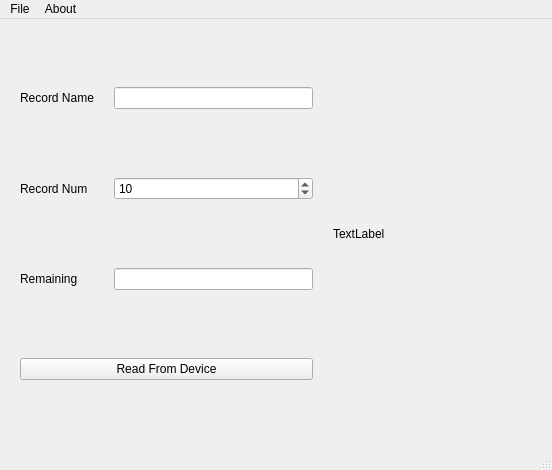
Qt form ui/oceanview_mainw.ui (ugurgudelek/Libs) before a commit.
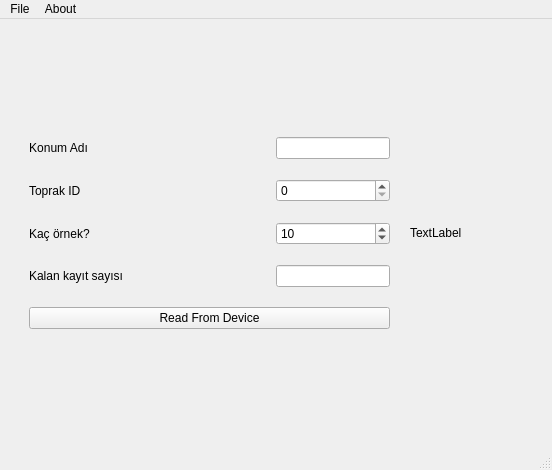
The same form after that commit.

Commit message: new gui element added like locnameLineEdit

What changed in the file:
```diff
--- a/ui/oceanview_mainw.ui
+++ b/ui/oceanview_mainw.ui
@@ -14,6 +14,8 @@
    <string>MainWindow</string>
   </property>
   <widget class="QWidget" name="centralwidget">
+   <layout class="QGridLayout" name="gridLayout_2">
+    <item row="0" column="0">
    <layout class="QGridLayout" name="gridLayout">
     <property name="leftMargin">
      <number>20</number>
@@ -30,7 +32,23 @@
     <property name="spacing">
      <number>20</number>
     </property>
-    <item row="2" column="1">
+      <item row="1" column="2">
+       <widget class="QSpinBox" name="sampleIDSpinBox"/>
+      </item>
+      <item row="3" column="0" colspan="2">
+       <widget class="QLabel" name="label_2">
+        <property name="sizePolicy">
+         <sizepolicy hsizetype="Fixed" vsizetype="Minimum">
+          <horstretch>0</horstretch>
+          <verstretch>0</verstretch>
+         </sizepolicy>
+        </property>
+        <property name="text">
+         <string>Kalan kayıt sayısı</string>
+        </property>
+       </widget>
+      </item>
+      <item row="3" column="2">
      <widget class="QLineEdit" name="remainingrecordLineEdit">
       <property name="sizePolicy">
        <sizepolicy hsizetype="Minimum" vsizetype="Fixed">
@@ -40,18 +58,8 @@
       </property>
      </widget>
     </item>
-    <item row="0" column="1">
-     <widget class="QLineEdit" name="recordnameLineEdit">
-      <property name="sizePolicy">
-       <sizepolicy hsizetype="Minimum" vsizetype="Fixed">
-        <horstretch>0</horstretch>
-        <verstretch>0</verstretch>
-       </sizepolicy>
-      </property>
-     </widget>
-    </item>
-    <item row="1" column="1">
-     <widget class="QSpinBox" name="recordnumSpinBox">
+      <item row="2" column="2">
+       <widget class="QSpinBox" name="howmanyrecordSpinBox">
       <property name="sizePolicy">
        <sizepolicy hsizetype="Minimum" vsizetype="Fixed">
         <horstretch>0</horstretch>
@@ -69,7 +77,30 @@
       </property>
      </widget>
     </item>
-    <item row="1" column="0">
+      <item row="0" column="2">
+       <widget class="QLineEdit" name="locnameLineEdit">
+        <property name="sizePolicy">
+         <sizepolicy hsizetype="Minimum" vsizetype="Fixed">
+          <horstretch>0</horstretch>
+          <verstretch>0</verstretch>
+         </sizepolicy>
+        </property>
+       </widget>
+      </item>
+      <item row="1" column="0" colspan="2">
+       <widget class="QLabel" name="label_4">
+        <property name="sizePolicy">
+         <sizepolicy hsizetype="Fixed" vsizetype="Minimum">
+          <horstretch>0</horstretch>
+          <verstretch>0</verstretch>
+         </sizepolicy>
+        </property>
+        <property name="text">
+         <string>Toprak ID</string>
+        </property>
+       </widget>
+      </item>
+      <item row="2" column="0" colspan="2">
      <widget class="QLabel" name="label">
       <property name="sizePolicy">
        <sizepolicy hsizetype="Fixed" vsizetype="Minimum">
@@ -78,11 +109,11 @@
        </sizepolicy>
       </property>
       <property name="text">
-       <string>Record Num</string>
+         <string>Kaç örnek?</string>
       </property>
      </widget>
     </item>
-    <item row="0" column="0">
+      <item row="0" column="0" colspan="2">
      <widget class="QLabel" name="label_3">
       <property name="sizePolicy">
        <sizepolicy hsizetype="Fixed" vsizetype="Minimum">
@@ -91,11 +122,14 @@
        </sizepolicy>
       </property>
       <property name="text">
-       <string>Record Name</string>
+         <string>Konum Adı</string>
+        </property>
+        <property name="alignment">
+         <set>Qt::AlignCenter</set>
       </property>
      </widget>
     </item>
-    <item row="3" column="0" colspan="2">
+      <item row="4" column="0" colspan="3">
      <widget class="QPushButton" name="readIOButton">
       <property name="sizePolicy">
        <sizepolicy hsizetype="Preferred" vsizetype="Fixed">
@@ -114,7 +148,7 @@
       </property>
      </widget>
     </item>
-    <item row="0" column="2" rowspan="4">
+      <item row="0" column="3" rowspan="5">
      <widget class="QLabel" name="testlabel">
       <property name="sizePolicy">
        <sizepolicy hsizetype="Preferred" vsizetype="Preferred">
@@ -127,18 +161,7 @@
       </property>
      </widget>
     </item>
-    <item row="2" column="0">
-     <widget class="QLabel" name="label_2">
-      <property name="sizePolicy">
-       <sizepolicy hsizetype="Fixed" vsizetype="Minimum">
-        <horstretch>0</horstretch>
-        <verstretch>0</verstretch>
-       </sizepolicy>
-      </property>
-      <property name="text">
-       <string>Remaining</string>
-      </property>
-     </widget>
+     </layout>
     </item>
    </layout>
   </widget>
```
Lines whose indentation alone changed are shown as unchanged. The commit also changes 1 other file.
